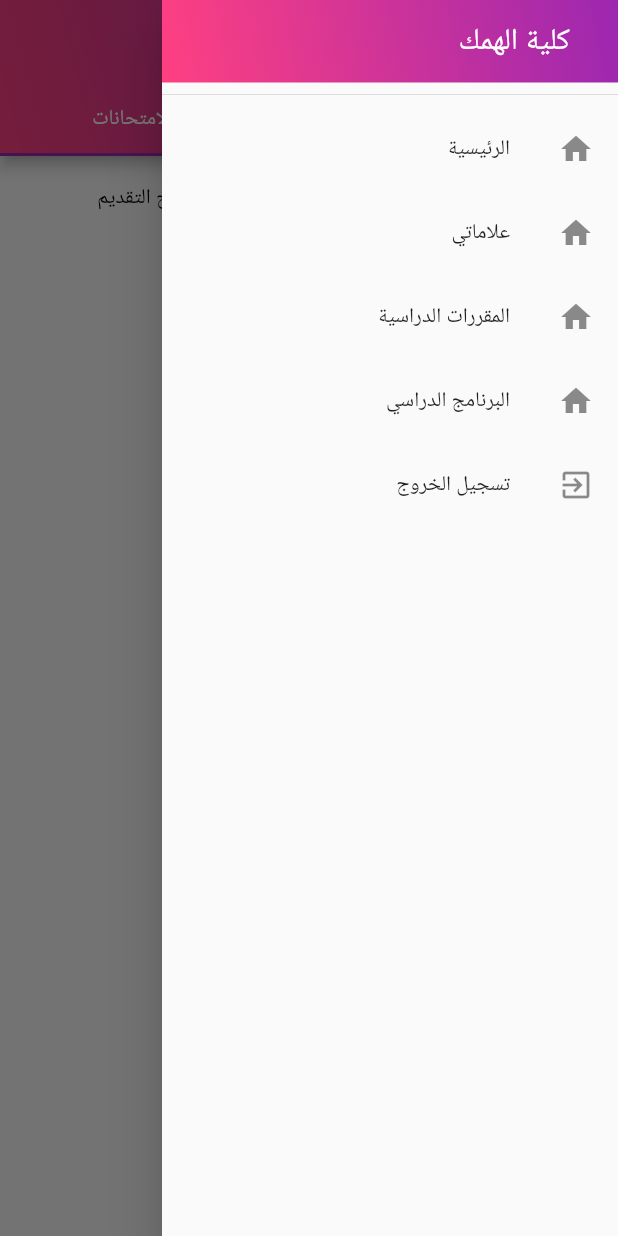
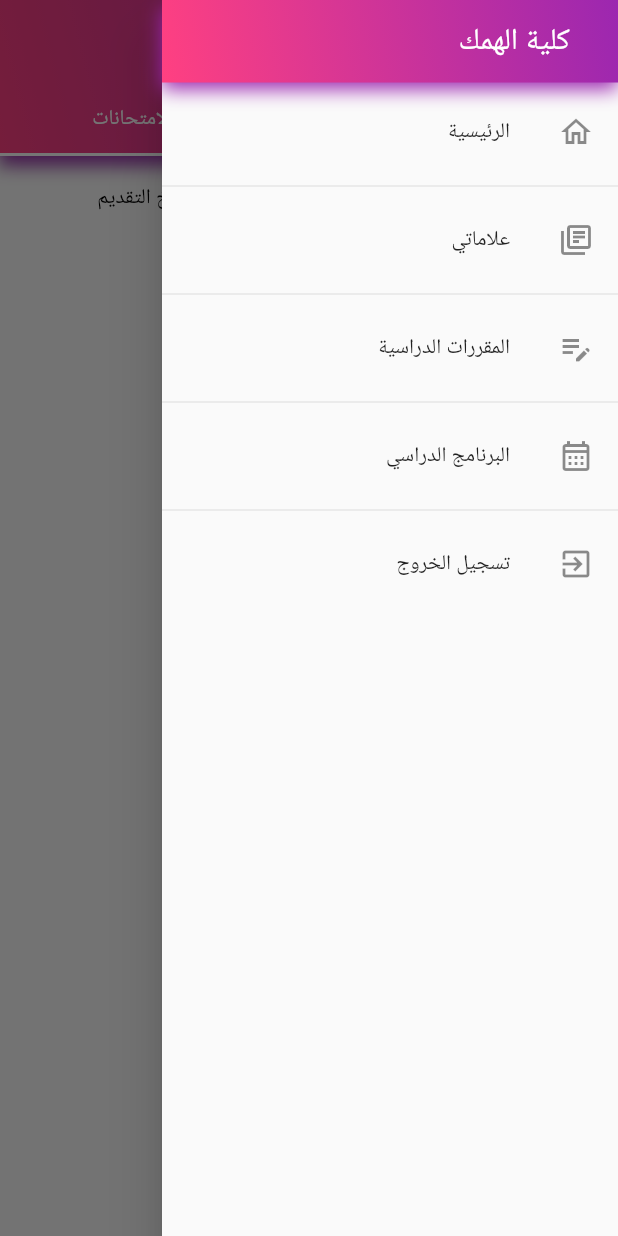
Before and after one commit to Hamza405/University-services-app, a Flutter app: the MarksView screen opened by its route, tab 2 chosen, with the side drawer open, on a phone screen of 412 x 824 dp. Run offline on Flutter 3.47's test engine with Material 2 defaults, Android fonts, the phone set to English and light mode, and no system bars; our stand-ins replace dio, get, rxdart, shared_preferences; missing offline and left inert: q_overlay; accounts and stored records are empty; network calls fail.

Commit message:
fix style

```diff
--- a/lib/shared/widgets/appbar.dart
+++ b/lib/shared/widgets/appbar.dart
@@ -12,11 +12,18 @@ class TAppBar extends GetView<HomeController> implements PreferredSizeWidget {
       title: Text(title),
       flexibleSpace: Container(
           decoration: const BoxDecoration(
+              boxShadow: [
+            BoxShadow(
+              color: Colors.purple,
+              blurRadius: 10,
+              offset: Offset(0, 5),
+            ),
+          ],
               gradient: LinearGradient(
-        begin: Alignment.topRight,
-        end: Alignment.bottomLeft,
-        colors: [Colors.purple, Colors.pinkAccent],
-      ))),
+                begin: Alignment.topRight,
+                end: Alignment.bottomLeft,
+                colors: [Colors.purple, Colors.pinkAccent],
+              ))),
     );
   }
 
--- a/lib/shared/widgets/drawer.dart
+++ b/lib/shared/widgets/drawer.dart
@@ -19,11 +19,18 @@ class TDrawer extends StatelessWidget {
             width: double.infinity,
             height: 55,
             decoration: const BoxDecoration(
+                boxShadow: [
+                  BoxShadow(
+                    color: Colors.purple,
+                    blurRadius: 10,
+                    offset: Offset(0, 5),
+                  ),
+                ],
                 gradient: LinearGradient(
-              begin: Alignment.topRight,
-              end: Alignment.bottomLeft,
-              colors: [Colors.purple, Colors.pinkAccent],
-            )),
+                  begin: Alignment.topRight,
+                  end: Alignment.bottomLeft,
+                  colors: [Colors.purple, Colors.pinkAccent],
+                )),
             child: const Center(
                 child: SizedBox(
               width: double.infinity,
@@ -37,36 +44,42 @@ class TDrawer extends StatelessWidget {
               ),
             )),
           ),
-          const Divider(),
+          const SizedBox(
+            height: 5,
+          ),
           ListTile(
-            leading: const Icon(Icons.home),
+            leading: const Icon(Icons.home_outlined),
             title: const Text('الرئيسية'),
             onTap: () {
               Navigator.pushReplacementNamed(context, homeRoute);
             },
           ),
+          const Divider(),
           ListTile(
-            leading: const Icon(Icons.home),
+            leading: const Icon(Icons.my_library_books_outlined),
             title: const Text('علاماتي'),
             onTap: () {
               Get.put(MarksController());
               Navigator.pushReplacementNamed(context, marksRoute);
             },
           ),
+          const Divider(),
           ListTile(
-            leading: const Icon(Icons.home),
+            leading: const Icon(Icons.edit_note),
             title: const Text('المقررات الدراسية'),
             onTap: () {
               Navigator.pushReplacementNamed(context, subjectsRoute);
             },
           ),
+          const Divider(),
           ListTile(
-            leading: const Icon(Icons.home),
+            leading: const Icon(Icons.calendar_month_outlined),
             title: const Text('البرنامج الدراسي'),
             onTap: () {
               Navigator.pushReplacementNamed(context, studyProgramRoute);
             },
           ),
+          const Divider(),
           ListTile(
             leading: const Icon(Icons.exit_to_app),
             title: const Text('تسجيل الخروج'),
--- a/lib/view/marks/marks_view.dart
+++ b/lib/view/marks/marks_view.dart
@@ -43,12 +43,22 @@ class _MarksViewState extends State<MarksView> with TickerProviderStateMixin {
             title: Text('النتائج الأمتحانية'),
             flexibleSpace: Container(
                 decoration: const BoxDecoration(
+                    boxShadow: [
+                  BoxShadow(
+                    color: Colors.purple,
+                    blurRadius: 10,
+                    offset: Offset(0, 5),
+                  ),
+                ],
                     gradient: LinearGradient(
                       begin: Alignment.topRight,
                       end: Alignment.bottomLeft,
                       colors: [Colors.purple, Colors.pinkAccent],
                     ))),
-            bottom: TabBar(controller: tabController, tabs: const [
+            bottom: TabBar(
+                controller: tabController,
+                indicatorColor: Colors.white,
+                tabs: const [
                   Tab(
                     child: Text('علاماتي'),
                   ),
--- a/lib/view/study_program/study_program_view.dart
+++ b/lib/view/study_program/study_program_view.dart
@@ -10,12 +10,14 @@ class StudyProgramView extends StatelessWidget {
 
   @override
   Widget build(BuildContext context) {
-    return Scaffold(
-      appBar: TAppBar(
-        title: 'البرنامج الدراسي',
+    return SafeArea(
+      child: Scaffold(
+        appBar: const TAppBar(
+          title: 'البرنامج الدراسي',
+        ),
+        drawer: const TDrawer(),
+        body: Column(children: const [DaysWidget(), YearsWidget()]),
       ),
-      drawer: const TDrawer(),
-      body: Column(children: const [DaysWidget(), YearsWidget()]),
     );
   }
 }
```
Lines whose indentation alone changed are shown as unchanged.
